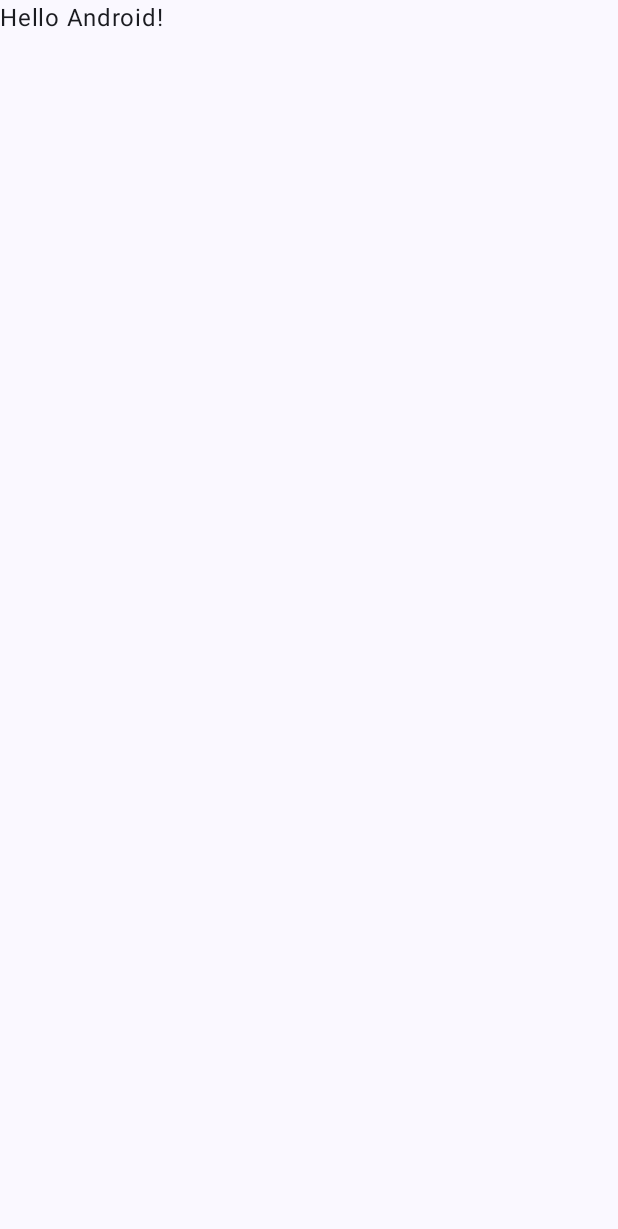
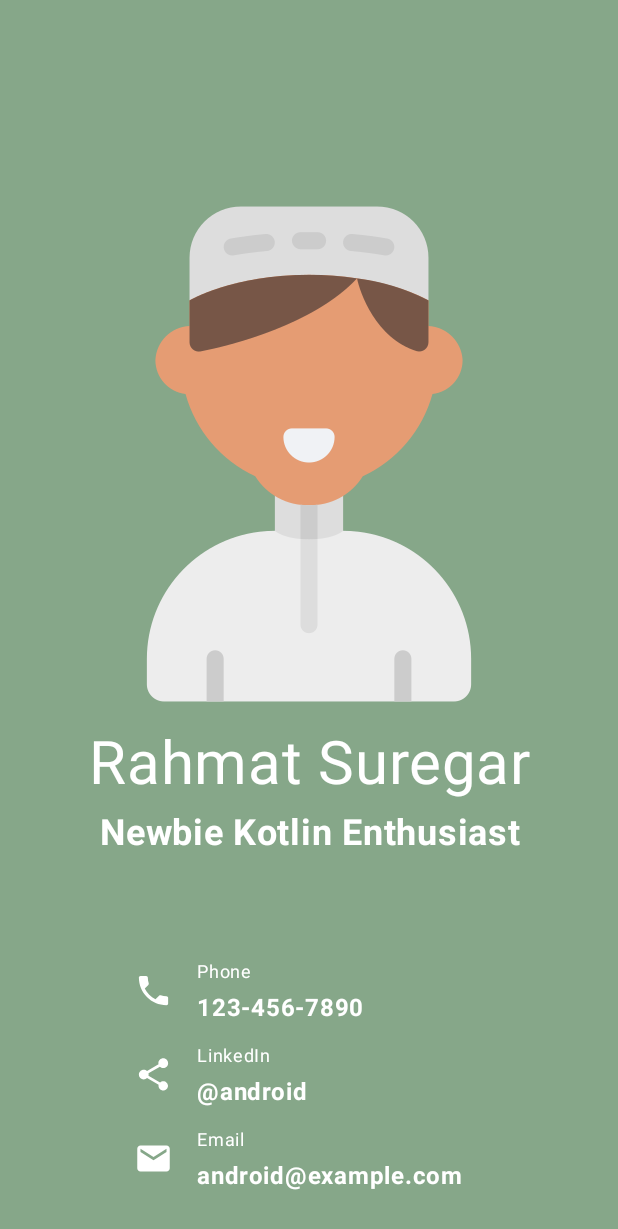
Before and after one commit to rsuregar/Kotlin-Business-Card-app, an Android app built with Jetpack Compose: the screen it shows after launch (MainActivity), on a phone screen of 412 x 824 dp. Before the commit the part shown is almost empty. Shown: the top 1229 px of the screen. Run offline under Robolectric (Android 15) with nearby library versions, the phone set to English and light mode, and no system bars.

Commit message:
business Card

```diff
--- a/app/src/main/java/com/example/businesscard/MainActivity.kt
+++ b/app/src/main/java/com/example/businesscard/MainActivity.kt
@@ -3,14 +3,39 @@ package com.example.businesscard
 import android.os.Bundle
 import androidx.activity.ComponentActivity
 import androidx.activity.compose.setContent
+import androidx.compose.foundation.Image
+import androidx.compose.foundation.background
+import androidx.compose.foundation.layout.Arrangement
+import androidx.compose.foundation.layout.Box
+import androidx.compose.foundation.layout.Column
+import androidx.compose.foundation.layout.Row
+import androidx.compose.foundation.layout.Spacer
 import androidx.compose.foundation.layout.fillMaxSize
+import androidx.compose.foundation.layout.fillMaxWidth
+import androidx.compose.foundation.layout.height
+import androidx.compose.foundation.layout.padding
+import androidx.compose.foundation.layout.size
+import androidx.compose.foundation.layout.width
+import androidx.compose.material.icons.Icons
+import androidx.compose.material.icons.filled.Email
+import androidx.compose.material.icons.filled.Phone
+import androidx.compose.material.icons.filled.Share
 import androidx.compose.material3.MaterialTheme
 import androidx.compose.material3.Surface
 import androidx.compose.material3.Text
 import androidx.compose.runtime.Composable
 import androidx.compose.ui.Modifier
+import androidx.compose.ui.text.style.TextAlign
 import androidx.compose.ui.tooling.preview.Preview
+import androidx.compose.ui.unit.dp
+import androidx.compose.ui.unit.sp
 import com.example.businesscard.ui.theme.BusinessCardTheme
+import androidx.compose.ui.Alignment
+import androidx.compose.ui.res.painterResource
+import androidx.compose.ui.text.font.FontWeight
+import androidx.compose.material3.Icon
+import androidx.compose.ui.graphics.Color
+import androidx.compose.ui.graphics.vector.ImageVector
 
 class MainActivity : ComponentActivity() {
     override fun onCreate(savedInstanceState: Bundle?) {
@@ -22,25 +47,125 @@ class MainActivity : ComponentActivity() {
                     modifier = Modifier.fillMaxSize(),
                     color = MaterialTheme.colorScheme.background
                 ) {
-                    Greeting("Android")
+                    CardData(getDefaultPerson())
                 }
             }
         }
     }
 }
 
+data class Person(
+    val name: String,
+    val title: String,
+    val company: String,
+    val phone: String,
+    val email: String,
+    val socialMedia: String
+)
+
 @Composable
-fun Greeting(name: String, modifier: Modifier = Modifier) {
-    Text(
-        text = "Hello $name!",
-        modifier = modifier
+fun getDefaultPerson(): Person {
+    return Person(
+        name = "Rahmat Suregar",
+        title = "Newbie Kotlin Enthusiast",
+        company = "Google Android",
+        phone = "123-456-7890",
+        email = "android@example.com",
+        socialMedia = "@android"
     )
+}
+
+
+@Composable
+fun CardData(person: Person, modifier: Modifier = Modifier) {
+    val image = painterResource(id = R.drawable.avatar)
+
+    Box(
+        modifier = Modifier
+            .background(color = Color(0xFF86A789))
+            .fillMaxSize(),
+        contentAlignment = Alignment.TopCenter,
+
+    ) {
+        Column(
+            modifier = modifier.padding(top = 120.dp),
+            verticalArrangement = Arrangement.Top,
+            horizontalAlignment = Alignment.CenterHorizontally
+
+        ) {
+//
+            Box(
+                modifier = Modifier
+                    .padding(12.dp)
+                    .align(alignment = Alignment.CenterHorizontally)
+            ) {
+                Image(painter = image, contentDescription = "Profile Picture")
+            }
+
+            Text(
+                text = person.name,
+                fontSize = 40.sp,
+                lineHeight = 40.sp,
+                color = Color.White,
+                modifier = Modifier
+                    .align(alignment = Alignment.CenterHorizontally),
+                textAlign = TextAlign.Center,
+            )
+
+            Text(
+                text = person.title,
+                textAlign = TextAlign.Center,
+                modifier = Modifier
+                    .padding(8.dp)
+                    .align(alignment = Alignment.CenterHorizontally),
+                fontSize = 24.sp,
+                fontWeight = FontWeight(700),
+                color = Color.White,
+            )
+    }
+        Column(
+            modifier = Modifier
+                .fillMaxWidth()
+                .padding(28.dp)
+                .align(alignment = Alignment.BottomCenter),
+            verticalArrangement = Arrangement.spacedBy(8.dp),
+            horizontalAlignment = Alignment.CenterHorizontally
+        ) {
+            ContactItem(Icons.Default.Phone, person.phone, "Phone")
+            ContactItem(Icons.Default.Share, person.socialMedia, "LinkedIn")
+            ContactItem(Icons.Default.Email, person.email, "Email")
+        }
+    }
+}
+
+@Composable
+fun ContactItem(icon: ImageVector, text: String, label: String? = null) {
+    Row(
+        modifier = Modifier
+            .width(250.dp)
+            .height(48.dp),
+        verticalAlignment = Alignment.CenterVertically,
+    ) {
+        Icon(
+            imageVector = icon,
+            contentDescription = null,
+            modifier = Modifier
+                .size(42.dp)
+                .padding(8.dp),
+            tint = Color.White,
+        )
+        Spacer(modifier = Modifier.width(8.dp))
+        Column {
+            Text(text = label ?: text, fontSize = 12.sp, color = Color.White)
+            Text(text = text, fontWeight = FontWeight.Bold, color = Color.White)
+        }
+    }
 }
 
 @Preview(showBackground = true)
 @Composable
 fun GreetingPreview() {
     BusinessCardTheme {
-        Greeting("Android")
+        CardData(getDefaultPerson())
     }
 }
```
Also changed, not shown: app/src/main/res/drawable-nodpi/avatar.png (added).
